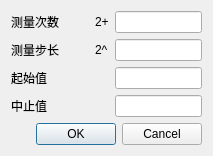
Before: the Qt Designer form trunk/soft/zebra-tester/qstatictestsettingsdialog.ui in Quenii/ADCEVM-minor, drawn with Qt 5.
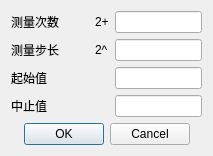
After: the same form once the commit is applied.

What changed in the file:
```diff
--- a/trunk/soft/zebra-tester/qstatictestsettingsdialog.ui
+++ b/trunk/soft/zebra-tester/qstatictestsettingsdialog.ui
@@ -106,6 +106,9 @@
      <property name="standardButtons">
       <set>QDialogButtonBox::Cancel|QDialogButtonBox::Ok</set>
      </property>
+     <property name="centerButtons">
+      <bool>true</bool>
+     </property>
     </widget>
    </item>
   </layout>
```
